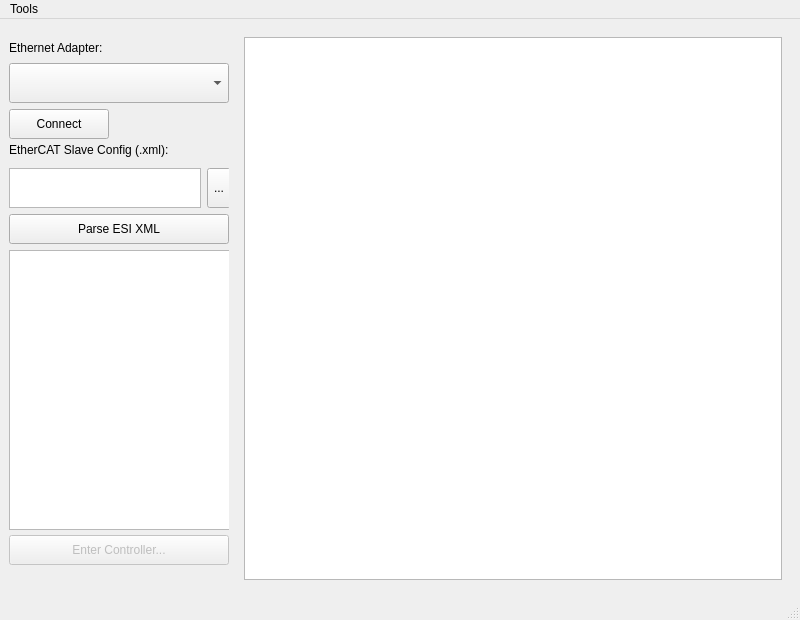
The window that Widgets/MainWindow/MainWindow.ui (PITECH-MIS/MIS-Pilot) describes before a commit, drawn with Qt 5.
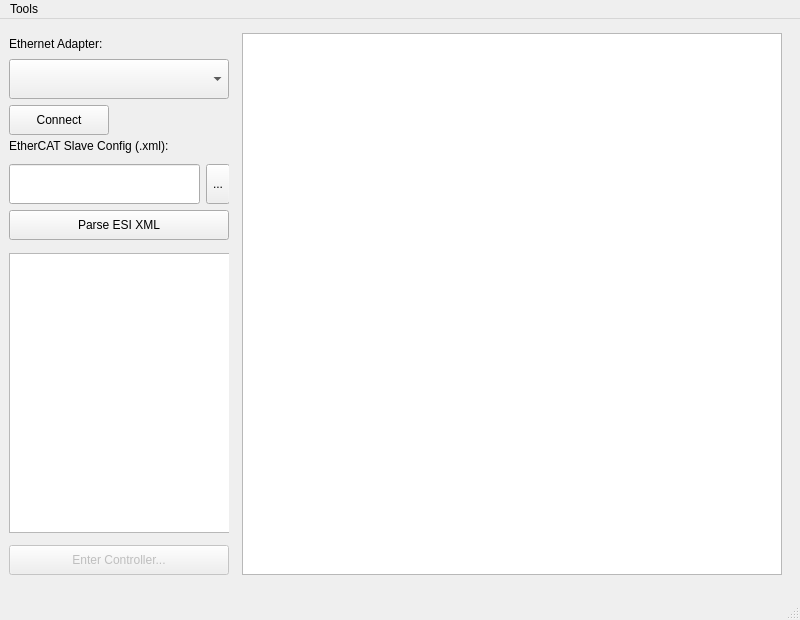
The same window after the commit.

The edit to the form file:
```diff
--- a/Widgets/MainWindow/MainWindow.ui
+++ b/Widgets/MainWindow/MainWindow.ui
@@ -38,6 +38,12 @@
      <verstretch>0</verstretch>
     </sizepolicy>
    </property>
+   <property name="minimumSize">
+    <size>
+     <width>0</width>
+     <height>580</height>
+    </size>
+   </property>
    <property name="maximumSize">
     <size>
      <width>16777215</width>
@@ -45,8 +51,14 @@
     </size>
    </property>
    <layout class="QGridLayout" name="gridLayout">
+    <property name="topMargin">
+     <number>0</number>
+    </property>
     <item row="0" column="0">
      <layout class="QHBoxLayout" name="horizontalLayout">
+      <property name="spacing">
+       <number>4</number>
+      </property>
       <item>
        <widget class="QWidget" name="navigation_widget" native="true">
         <property name="minimumSize">
@@ -58,7 +70,7 @@
         <property name="maximumSize">
          <size>
           <width>220</width>
-          <height>16777215</height>
+          <height>580</height>
          </size>
         </property>
         <widget class="QWidget" name="verticalLayoutWidget">
@@ -135,7 +147,7 @@
           <rect>
            <x>0</x>
            <y>110</y>
-           <width>222</width>
+           <width>221</width>
            <height>111</height>
           </rect>
          </property>
@@ -156,7 +168,7 @@
           <item>
            <layout class="QHBoxLayout" name="horizontalLayout_2">
             <item>
-             <widget class="QTextEdit" name="configXmlPathEdit">
+             <widget class="QLineEdit" name="configXmlPathEdit">
               <property name="sizePolicy">
                <sizepolicy hsizetype="Fixed" vsizetype="Fixed">
                 <horstretch>0</horstretch>
@@ -175,24 +187,6 @@
                 <height>40</height>
                </size>
               </property>
-              <property name="verticalScrollBarPolicy">
-               <enum>Qt::ScrollBarPolicy::ScrollBarAlwaysOff</enum>
-              </property>
-              <property name="horizontalScrollBarPolicy">
-               <enum>Qt::ScrollBarPolicy::ScrollBarAlwaysOff</enum>
-              </property>
-              <property name="undoRedoEnabled">
-               <bool>false</bool>
-              </property>
-              <property name="readOnly">
-               <bool>true</bool>
-              </property>
-              <property name="acceptRichText">
-               <bool>false</bool>
-              </property>
-              <property name="textInteractionFlags">
-               <set>Qt::TextInteractionFlag::NoTextInteraction</set>
-              </property>
              </widget>
             </item>
             <item>
@@ -218,6 +212,9 @@
           </item>
           <item>
            <widget class="QPushButton" name="parseConfigXmlButton">
+            <property name="enabled">
+             <bool>true</bool>
+            </property>
             <property name="sizePolicy">
              <sizepolicy hsizetype="Fixed" vsizetype="Fixed">
               <horstretch>0</horstretch>
@@ -246,7 +243,7 @@
            <x>0</x>
            <y>220</y>
            <width>222</width>
-           <height>321</height>
+           <height>341</height>
           </rect>
          </property>
          <layout class="QVBoxLayout" name="verticalLayout_3">
@@ -307,11 +304,23 @@
       <item>
        <widget class="QWidget" name="widget" native="true">
         <property name="sizePolicy">
-         <sizepolicy hsizetype="Preferred" vsizetype="Expanding">
+         <sizepolicy hsizetype="Preferred" vsizetype="Fixed">
           <horstretch>0</horstretch>
           <verstretch>0</verstretch>
          </sizepolicy>
         </property>
+        <property name="minimumSize">
+         <size>
+          <width>0</width>
+          <height>560</height>
+         </size>
+        </property>
+        <property name="maximumSize">
+         <size>
+          <width>16777215</width>
+          <height>560</height>
+         </size>
+        </property>
         <layout class="QGridLayout" name="gridLayout_2">
          <item row="0" column="0">
           <widget class="QTextBrowser" name="textBrowser">
```
Left out of the diff: 14 changed lines with no effect on the pictures.
